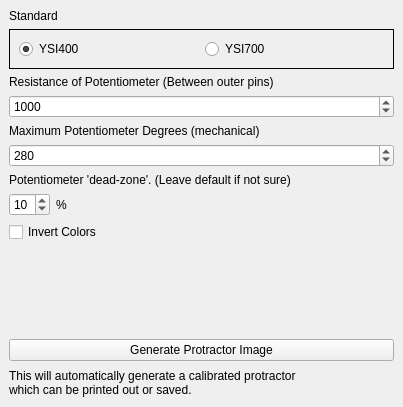
The window that protractor_ui.ui (HTM-Workshop/protractor-generator) describes before a commit, drawn with Qt 5.
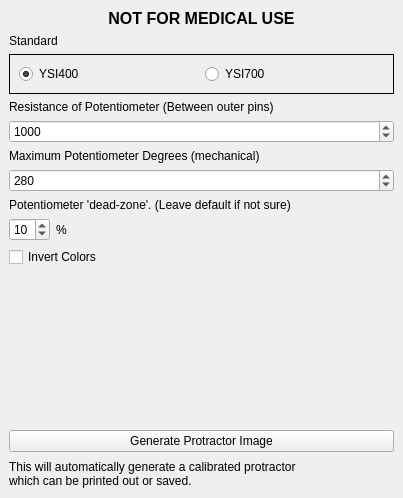
The same window after the commit.

What changed in the file:
```diff
--- a/protractor_ui.ui
+++ b/protractor_ui.ui
@@ -7,19 +7,19 @@
     <x>0</x>
     <y>0</y>
     <width>403</width>
-    <height>407</height>
+    <height>498</height>
    </rect>
   </property>
   <property name="minimumSize">
    <size>
     <width>403</width>
-    <height>407</height>
+    <height>498</height>
    </size>
   </property>
   <property name="maximumSize">
    <size>
     <width>403</width>
-    <height>407</height>
+    <height>498</height>
    </size>
   </property>
   <property name="windowTitle">
@@ -36,7 +36,7 @@
     </item>
     <item row="0" column="0">
      <layout class="QGridLayout" name="gridLayout_2">
-      <item row="3" column="0">
+      <item row="4" column="0">
        <widget class="QSpinBox" name="spinbox_resistance">
         <property name="minimum">
          <number>1</number>
@@ -49,14 +49,40 @@
         </property>
        </widget>
       </item>
-      <item row="0" column="0">
+      <item row="1" column="0">
        <widget class="QLabel" name="label_6">
         <property name="text">
          <string>Standard</string>
         </property>
        </widget>
       </item>
-      <item row="5" column="0">
+      <item row="2" column="0">
+       <widget class="QFrame" name="horizontalFrame">
+        <property name="frameShape">
+         <enum>QFrame::Box</enum>
+        </property>
+        <layout class="QHBoxLayout" name="horizontalLayout_2">
+         <item>
+          <widget class="QRadioButton" name="ysi_400_button">
+           <property name="text">
+            <string>YSI400</string>
+           </property>
+           <property name="checked">
+            <bool>true</bool>
+           </property>
+          </widget>
+         </item>
+         <item>
+          <widget class="QRadioButton" name="ysi_700_button">
+           <property name="text">
+            <string>YSI700</string>
+           </property>
+          </widget>
+         </item>
+        </layout>
+       </widget>
+      </item>
+      <item row="6" column="0">
        <widget class="QSpinBox" name="spinbox_degrees">
         <property name="minimum">
          <number>1</number>
@@ -69,14 +95,7 @@
         </property>
        </widget>
       </item>
-      <item row="4" column="0">
-       <widget class="QLabel" name="label">
-        <property name="text">
-         <string>Maximum Potentiometer Degrees (mechanical)</string>
-        </property>
-       </widget>
-      </item>
-      <item row="2" column="0">
+      <item row="3" column="0">
        <widget class="QLabel" name="label_2">
         <property name="text">
          <string>Resistance of Potentiometer (Between outer pins)</string>
@@ -84,26 +103,6 @@
        </widget>
       </item>
       <item row="9" column="0">
-       <widget class="QCheckBox" name="checkbox_invert">
-        <property name="text">
-         <string>Invert Colors</string>
-        </property>
-       </widget>
-      </item>
-      <item row="10" column="0">
-       <spacer name="verticalSpacer">
-        <property name="orientation">
-         <enum>Qt::Vertical</enum>
-        </property>
-        <property name="sizeHint" stdset="0">
-         <size>
-          <width>20</width>
-          <height>40</height>
-         </size>
-        </property>
-       </spacer>
-      </item>
-      <item row="8" column="0">
        <layout class="QHBoxLayout" name="horizontalLayout">
         <item>
          <widget class="QSpinBox" name="spinbox_deadzone">
@@ -140,37 +139,55 @@
         </item>
        </layout>
       </item>
-      <item row="6" column="0">
+      <item row="10" column="0">
+       <widget class="QCheckBox" name="checkbox_invert">
+        <property name="text">
+         <string>Invert Colors</string>
+        </property>
+       </widget>
+      </item>
+      <item row="7" column="0">
        <widget class="QLabel" name="label_4">
         <property name="text">
          <string>Potentiometer 'dead-zone'. (Leave default if not sure)</string>
         </property>
        </widget>
       </item>
-      <item row="1" column="0">
-       <widget class="QFrame" name="horizontalFrame">
-        <property name="frameShape">
-         <enum>QFrame::Box</enum>
+      <item row="11" column="0">
+       <spacer name="verticalSpacer">
+        <property name="orientation">
+         <enum>Qt::Vertical</enum>
         </property>
-        <layout class="QHBoxLayout" name="horizontalLayout_2">
-         <item>
-          <widget class="QRadioButton" name="ysi_400_button">
-           <property name="text">
-            <string>YSI400</string>
-           </property>
-           <property name="checked">
-            <bool>true</bool>
-           </property>
-          </widget>
-         </item>
-         <item>
-          <widget class="QRadioButton" name="ysi_700_button">
-           <property name="text">
-            <string>YSI700</string>
-           </property>
-          </widget>
-         </item>
-        </layout>
+        <property name="sizeHint" stdset="0">
+         <size>
+          <width>20</width>
+          <height>40</height>
+         </size>
+        </property>
+       </spacer>
+      </item>
+      <item row="5" column="0">
+       <widget class="QLabel" name="label">
+        <property name="text">
+         <string>Maximum Potentiometer Degrees (mechanical)</string>
+        </property>
+       </widget>
+      </item>
+      <item row="0" column="0">
+       <widget class="QLabel" name="label_7">
+        <property name="font">
+         <font>
+          <pointsize>12</pointsize>
+          <weight>75</weight>
+          <bold>true</bold>
+         </font>
+        </property>
+        <property name="text">
+         <string>NOT FOR MEDICAL USE</string>
+        </property>
+        <property name="alignment">
+         <set>Qt::AlignCenter</set>
+        </property>
        </widget>
       </item>
      </layout>
```
